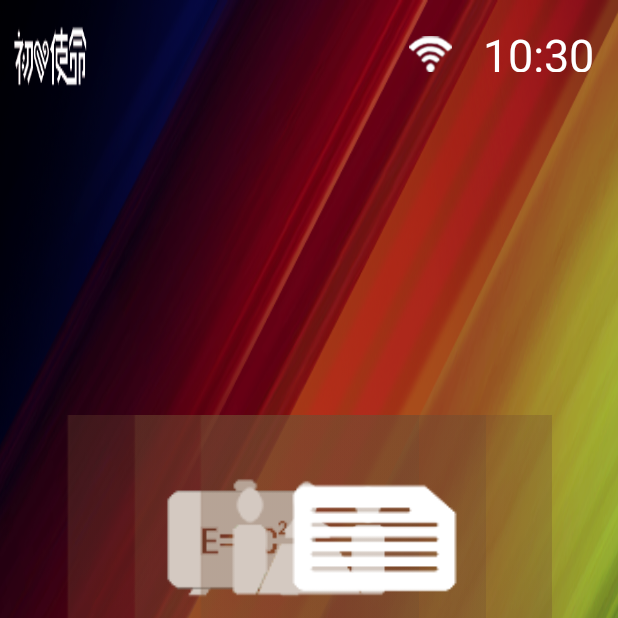
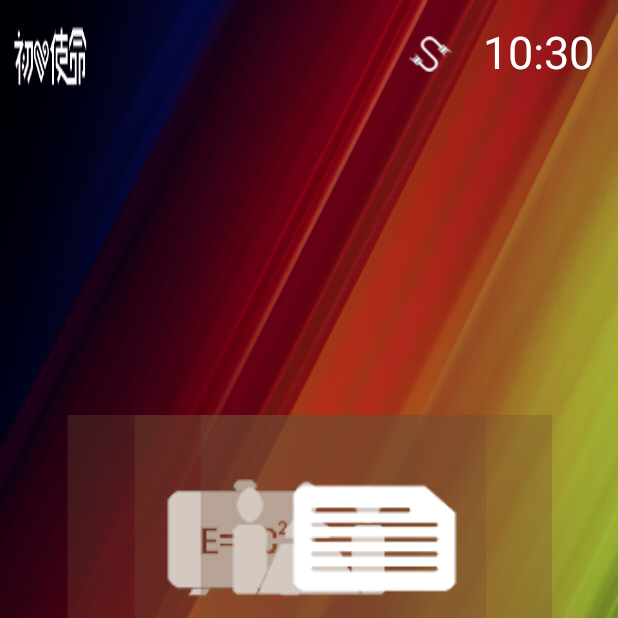
Before and after one commit to ncaew/whiteboard, an Android app: the screen it shows after launch (FullscreenActivity), on a phone screen of 412 x 824 dp, the top half of it. Run offline under Robolectric (Android 15) with nearby library versions, the phone set to English and light mode, and no system bars.

Commit message:
net link status update

```diff
--- a/app/src/main/AndroidManifest.xml
+++ b/app/src/main/AndroidManifest.xml
@@ -18,7 +18,7 @@
         android:label="@string/app_name"
         android:roundIcon="@mipmap/ic_launcher_round"
         android:supportsRtl="true"
-        android:theme="@android:style/Theme.Black.NoTitleBar">
+        android:theme="@android:style/Theme.NoTitleBar.Fullscreen">
 
         <activity
             android:testOnly="false"
@@ -36,7 +36,6 @@
 
             </intent-filter>
 
-
         </activity>
         <service android:name=".FloatWindowService">Chosen</service>
     </application>
--- a/app/src/main/java/com/chosen/whiteboard/FullscreenActivity.java
+++ b/app/src/main/java/com/chosen/whiteboard/FullscreenActivity.java
@@ -1,11 +1,12 @@
 package com.chosen.whiteboard;
 
 import android.content.ComponentName;
+import android.content.Context;
 import android.content.Intent;
 import android.content.pm.PackageManager;
 import android.graphics.drawable.BitmapDrawable;
-import android.net.wifi.WifiInfo;
-import android.net.wifi.WifiManager;
+import android.net.ConnectivityManager;
+import android.net.NetworkInfo;
 import android.os.Bundle;
 import android.os.Handler;
 import android.os.Message;
@@ -37,6 +38,7 @@ public class FullscreenActivity extends AppCompatActivity {
     Config config = new Config();
     Button btnTest;
     StarterListDialog dlg;
+    /*
     private WifiInfo wifiInfo = null;       //获得的Wifi信息
     private WifiManager wifiManager = null; //Wifi管理器
     private int level;                      //信号强度值
@@ -83,7 +85,32 @@ public class FullscreenActivity extends AppCompatActivity {
             }
             return true;
         }
+    });
+    */
 
+    private Handler handlerNetworkConnection = new Handler(new Handler.Callback() {
+        @Override
+        public boolean handleMessage(Message msg) {
+            switch (msg.what) {
+                // 如果收到正确的消息就获取handlerNetworkConnection，改变图片
+                case 0:
+                    ivWifi.setImageResource(R.drawable.lan_unlink);
+                    //Toast.makeText(FullscreenActivity.this, "信号强度：" + level + " 信号最好", Toast.LENGTH_SHORT).show();
+                    //Log.d(TAG, "handleMessage: wifi_full " + level);
+                    break;
+                case 1:
+                    ivWifi.setImageResource(R.drawable.lan_link);
+                    //Toast.makeText(FullscreenActivity.this, "信号强度：" + level + " 信号较好", Toast.LENGTH_SHORT).show();
+                    //Log.d(TAG, "handleMessage: wifi_best " + level);
+                    break;
+                default:
+                    //以防万一
+                    ivWifi.setImageResource(R.drawable.lan_unlink); // wifi_bad
+                    //Toast.makeText(FullscreenActivity.this, "无信号", Toast.LENGTH_SHORT).show();
+                    //Log.d(TAG, "handleMessage: wifi_NOT_MATCH_ANY_KNOWN_STATUS " + level);
+            }
+            return true;
+        }
     });
 
     @Override
@@ -93,11 +120,11 @@ public class FullscreenActivity extends AppCompatActivity {
         requestWindowFeature(Window.FEATURE_NO_TITLE);
         getWindow().setFlags(WindowManager.LayoutParams.FLAG_FULLSCREEN, WindowManager.LayoutParams.FLAG_FULLSCREEN);
 
-        setContentView(R.layout.activity_fullscreen);
-
         ActionBar actionBar = getSupportActionBar();
         if (actionBar != null)
             actionBar.hide();
+
+        setContentView(R.layout.activity_fullscreen);
 
         flFullscreen = findViewById(R.id.frameLayout_fullscreen);
         ivWifi = findViewById(R.id.imageView_wifi);
@@ -157,7 +184,28 @@ public class FullscreenActivity extends AppCompatActivity {
                 t.setToNow();
                 String strTime = String.format(Locale.GERMAN, "%02d:%02d", t.hour, t.minute);
                 tvTime.setText(strTime);
-                //
+                //有线网络连接状态直接改变
+                ConnectivityManager manager = (ConnectivityManager) getSystemService(Context.CONNECTIVITY_SERVICE);
+                if (manager != null) {
+                    NetworkInfo mNetworkInfo = manager.getActiveNetworkInfo();
+                    if (mNetworkInfo != null && mNetworkInfo.isConnected()) {
+                        //Log.d(TAG, "Network is active.");
+                        Message msg = new Message();
+                        msg.what = 1;
+                        handlerNetworkConnection.sendMessage(msg);
+                    } else {
+                        //Log.d(TAG, "Network is not active.");
+                        Message msg = new Message();
+                        msg.what = 0;
+                        handlerNetworkConnection.sendMessage(msg);
+                    }
+                } else {
+                    Log.e(TAG, "getActiveNetworkInfo Error! ");
+                    Message msg = new Message();
+                    msg.what = 0;
+                    handlerNetworkConnection.sendMessage(msg);
+                }
+                /*
                 wifiManager = (WifiManager) getApplicationContext().getSystemService(WIFI_SERVICE);
                 if (wifiManager != null) {
                     wifiInfo = wifiManager.getConnectionInfo();
@@ -189,6 +237,7 @@ public class FullscreenActivity extends AppCompatActivity {
                         handlerWifi.sendMessage(msg);
                     }
                 }
+                */
             }
         };
         handler.postDelayed(runnable, 1);//每两秒执行一次runnable.
--- a/app/src/main/res/layout/activity_fullscreen.xml
+++ b/app/src/main/res/layout/activity_fullscreen.xml
@@ -86,8 +86,8 @@
         <TextView
             android:id="@+id/textView_time"
             android:layout_width="90dp"
-            android:layout_height="32dp"
-            android:layout_marginTop="16dp"
+            android:layout_height="34dp"
+            android:layout_marginTop="14dp"
             android:gravity="center_vertical|start"
             android:text="20:58"
             android:textColor="@android:color/white"
--- a/app/src/main/res/values/styles.xml
+++ b/app/src/main/res/values/styles.xml
@@ -1,11 +1,13 @@
 <resources>
 
     <!-- Base application theme. -->
-    <style name="AppTheme" parent="Theme.AppCompat.Light.DarkActionBar">
+    <style name="AppTheme" parent="Theme.AppCompat.Light.NoActionBar">
         <!-- Customize your theme here. -->
         <item name="colorPrimary">@color/colorPrimary</item>
         <item name="colorPrimaryDark">@color/colorPrimaryDark</item>
         <item name="colorAccent">@color/colorAccent</item>
+        <item name="windowActionBar">false</item>
+        <item name="windowNoTitle">true</item>
     </style>
 
     <style name="FullscreenTheme" parent="AppTheme">
@@ -14,10 +16,14 @@
         <item name="android:windowBackground">@null</item>
         <item name="metaButtonBarStyle">?android:attr/buttonBarStyle</item>
         <item name="metaButtonBarButtonStyle">?android:attr/buttonBarButtonStyle</item>
+        <item name="windowActionBar">false</item>
+        <item name="windowNoTitle">true</item>
     </style>
 
     <style name="FullscreenActionBarStyle" parent="Widget.AppCompat.ActionBar">
         <item name="android:background">@color/black_overlay</item>
+        <item name="windowActionBar">false</item>
+        <item name="windowNoTitle">true</item>
     </style>
 
 </resources>
```
Also changed, not shown: app/build.gradle (+8 -5 lines), app/src/main/res/drawable/lan_unlink.png (added).
